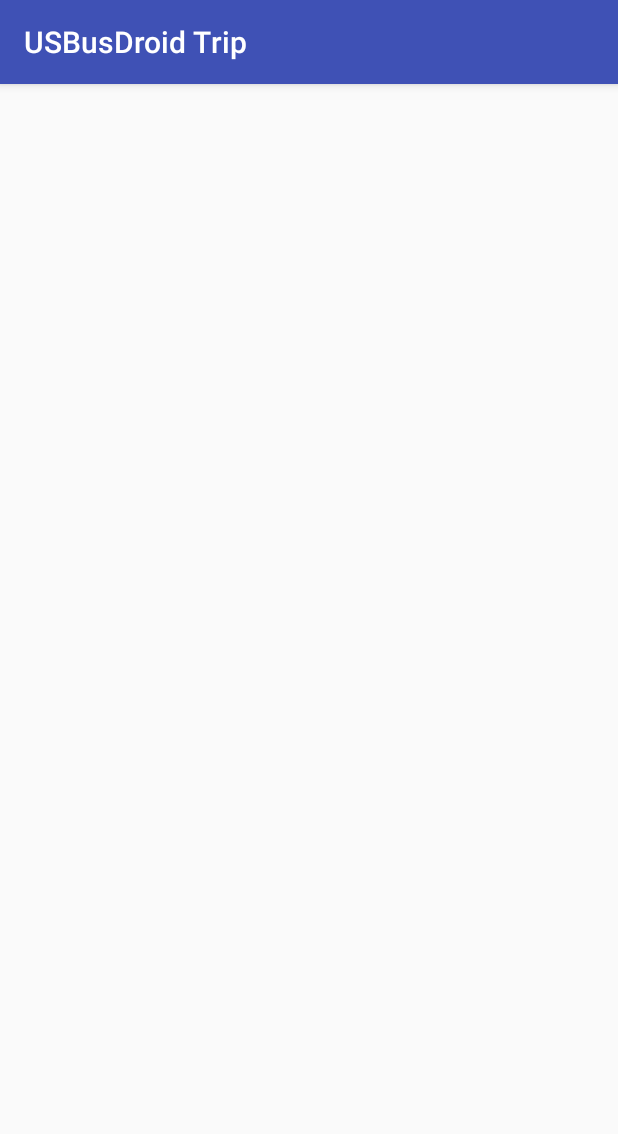
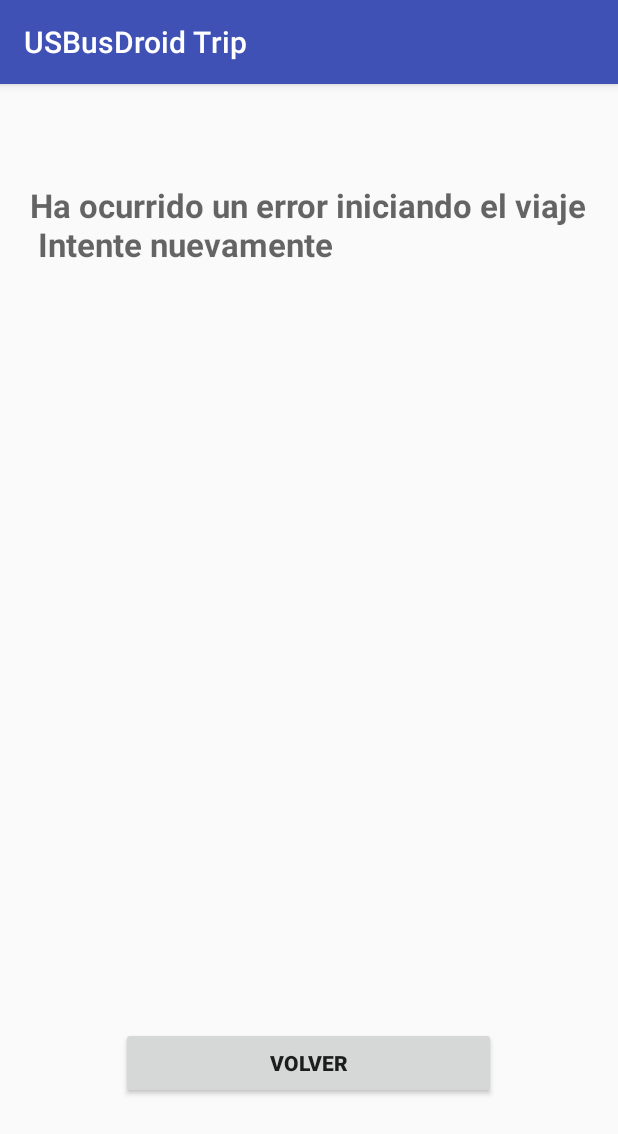
Before and after one commit to jpmartinez/USBusDroidTrip, an Android app: the STResultActivity screen opened directly, with no data from a screen before it, on a phone screen of 412 x 824 dp. Shown: the top 1134 px of the screen. Run offline under Robolectric (Android 15) with nearby library versions, the phone set to English and light mode, and no system bars; 2 statements that could not run were skipped.

Commit message:
StartTrip result

```diff
--- a/app/src/main/java/tecnoinf/proyecto/grupo4/usbusdroid3/usbusdroidtrip/Activities/Trip/StartTrip/STResultActivity.java
+++ b/app/src/main/java/tecnoinf/proyecto/grupo4/usbusdroid3/usbusdroidtrip/Activities/Trip/StartTrip/STResultActivity.java
@@ -1,28 +1,75 @@
 package tecnoinf.proyecto.grupo4.usbusdroid3.usbusdroidtrip.Activities.Trip.StartTrip;
 
+import android.content.Context;
 import android.content.Intent;
+import android.content.SharedPreferences;
 import android.support.v7.app.AppCompatActivity;
 import android.os.Bundle;
+import android.view.View;
+import android.widget.Button;
+import android.widget.TextView;
 
 import org.json.JSONArray;
 import org.json.JSONException;
 import org.json.JSONObject;
 
+import tecnoinf.proyecto.grupo4.usbusdroid3.usbusdroidtrip.Activities.MainActivity;
+import tecnoinf.proyecto.grupo4.usbusdroid3.usbusdroidtrip.Activities.Trip.TripOptionsActivity;
+import tecnoinf.proyecto.grupo4.usbusdroid3.usbusdroidtrip.Models.JourneyStatus;
 import tecnoinf.proyecto.grupo4.usbusdroid3.usbusdroidtrip.R;
 
 public class STResultActivity extends AppCompatActivity {
+
+    private TextView message;
+    private Button backBt;
+    private Intent mainActivity;
+    private Intent tripOptionsActivity;
+    private Boolean success = false;
+    private SharedPreferences sharedPreferences;
+    private SharedPreferences.Editor editor;
 
     @Override
     protected void onCreate(Bundle savedInstanceState) {
         super.onCreate(savedInstanceState);
         setContentView(R.layout.activity_stresult);
         Intent father = getIntent();
+
+        message = (TextView) findViewById(R.id.startTripResultTV);
+        backBt = (Button) findViewById(R.id.startTripResultBt);
+
+        mainActivity = new Intent(this, MainActivity.class);
+        tripOptionsActivity = new Intent(this, TripOptionsActivity.class);
+
+        sharedPreferences = getSharedPreferences("USBusData", Context.MODE_PRIVATE);
+        editor = sharedPreferences.edit();
+
         try {
             JSONObject journey = new JSONObject(father.getStringExtra("journey"));
+            if(journey.getString("status").equalsIgnoreCase(JourneyStatus.LEFT.toString())) {
+                message.setText("Viaje iniciado correctamente");
+                mainActivity.putExtra("journey", journey.toString());
+                editor.putString("onCourseJourney", journey.get("id").toString());
+                editor.apply();
+                success = true;
+            } else {
+                message.setText("Ha ocurrido un error iniciando el viaje\n Intente nuevamente");
+                success = false;
+            }
 
-            System.out.println(journey);
+            //System.out.println(journey);
         } catch (JSONException e) {
             e.printStackTrace();
         }
+
+        backBt.setOnClickListener(new View.OnClickListener() {
+            @Override
+            public void onClick(View v) {
+                if (success) {
+                    startActivity(mainActivity);
+                } else {
+                    startActivity(tripOptionsActivity);
+                }
+            }
+        });
     }
 }
--- a/app/src/main/res/layout/activity_stresult.xml
+++ b/app/src/main/res/layout/activity_stresult.xml
@@ -9,4 +9,24 @@
     android:paddingTop="@dimen/activity_vertical_margin"
     tools:context="tecnoinf.proyecto.grupo4.usbusdroid3.usbusdroidtrip.Activities.Trip.StartTrip.STResultActivity">
 
+    <TextView
+        android:layout_width="wrap_content"
+        android:layout_height="wrap_content"
+        android:textAppearance="?android:attr/textAppearanceMedium"
+        android:id="@+id/startTripResultTV"
+        android:layout_alignParentTop="true"
+        android:layout_centerHorizontal="true"
+        android:textStyle="bold"
+        android:textSize="22sp"
+        android:layout_marginTop="50dp" />
+
+    <Button
+        android:layout_width="250dp"
+        android:layout_height="wrap_content"
+        android:text="Volver"
+        android:id="@+id/startTripResultBt"
+        android:layout_alignParentBottom="true"
+        android:layout_centerHorizontal="true"
+        android:layout_marginBottom="75dp"
+        android:textStyle="bold" />
 </RelativeLayout>
--- a/app/src/main/res/values/strings.xml
+++ b/app/src/main/res/values/strings.xml
@@ -22,7 +22,7 @@
     <string name="URLregister">%1$s/register/client</string>
     <string name="URLjourneysFromTo"><![CDATA[%1$s/%2$s/journey/get/jbyDateOriginAndDestination?date=%3$s&origin=%4$s&destination=%5$s]]></string>
     <string name="URLjourneys"><![CDATA[%1$s/%2$s/journey?query=%3$s&date=%4$s&status=%5$s&offset=0&limit=999]]></string>
-    <string name="URLstartJourney"><![CDATA[%1$s/%2$s/journey/%3$s]]></string>
+    <string name="URLupdateJourney"><![CDATA[%1$s/%2$s/journey/%3$s]]></string>
     <string name="URLServicesFromTo"><![CDATA[%1$s/%2$s/service/get/dowfromto?dow=%3$s&origin=%4$s&destination=%5$s&offset=0&limit=999]]></string>
     <string name="URLallBusStops"><![CDATA[%1$s/%2$s/busstop?&offset=0&limit=999]]></string>
     <string name="URLallBusStopsFrom"><![CDATA[%1$s/%2$s/busstop?origin=%3$s&offset=0&limit=999]]></string>
```
Also changed, not shown: app/src/main/java/tecnoinf/proyecto/grupo4/usbusdroid3/usbusdroidtrip/Activities/Trip/StartTrip/StartTripActivity.java (+1 -6 lines), app/src/main/java/tecnoinf/proyecto/grupo4/usbusdroid3/usbusdroidtrip/Activities/Trip/TripOptionsActivity.java (+15 -2 lines).
